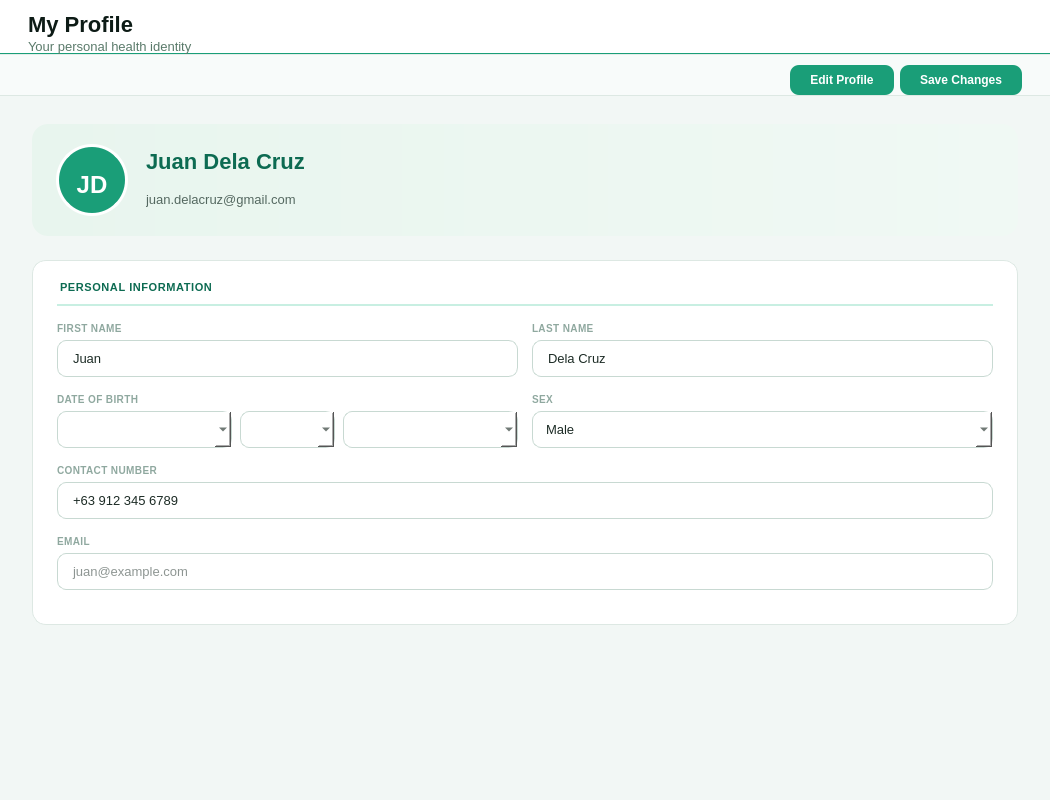
Before: the Qt Designer form src/ui/page_profile.ui in shasheenahdeeneillelumasag/CCC151---Group-Project, drawn with Qt 5.
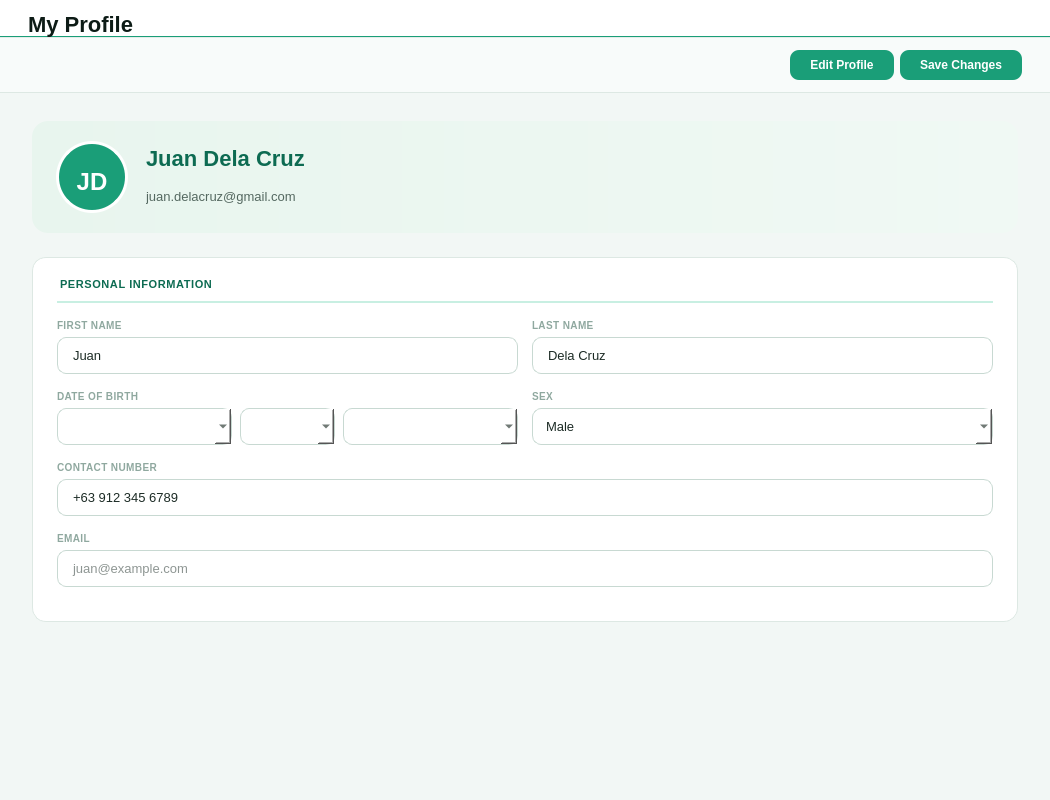
After: the same form once the commit is applied.

Commit message: Remove header subtitles, increase toolbar to 64px with equal margins

The edit to the form file:
```diff
--- a/src/ui/page_profile.ui
+++ b/src/ui/page_profile.ui
@@ -79,17 +79,7 @@
            </property>
           </widget>
          </item>
-         <item>
-          <widget class="QLabel" name="pageSub">
-           <property name="styleSheet">
-            <string>QLabel { font-size: 13px; color: #5A7A6A; }</string>
-           </property>
-           <property name="text">
-            <string>Your personal health identity</string>
-           </property>
-          </widget>
-         </item>
-        </layout>
+         </layout>
        </item>
       </layout>
      </widget>
@@ -99,13 +89,13 @@
       <property name="styleSheet">
        <string>QFrame#toolbar { background: #F8FBFA; border-bottom: 1px solid #DDE8E3; border-top: 1px solid #E4EDE9; }</string>
       </property>
-       <property name="minimumHeight"><number>56</number></property>
-       <property name="maximumHeight"><number>56</number></property>
-      <layout class="QHBoxLayout">
+       <property name="minimumHeight"><number>64</number></property>
+        <property name="maximumHeight"><number>64</number></property>
+       <layout class="QHBoxLayout">
         <property name="leftMargin"><number>28</number></property>
-        <property name="topMargin"><number>10</number></property>
+        <property name="topMargin"><number>12</number></property>
         <property name="rightMargin"><number>28</number></property>
-        <property name="bottomMargin"><number>0</number></property>
+        <property name="bottomMargin"><number>12</number></property>
         <item>
          <spacer>
           <property name="orientation">
```
The commit also changes 6 other files.
